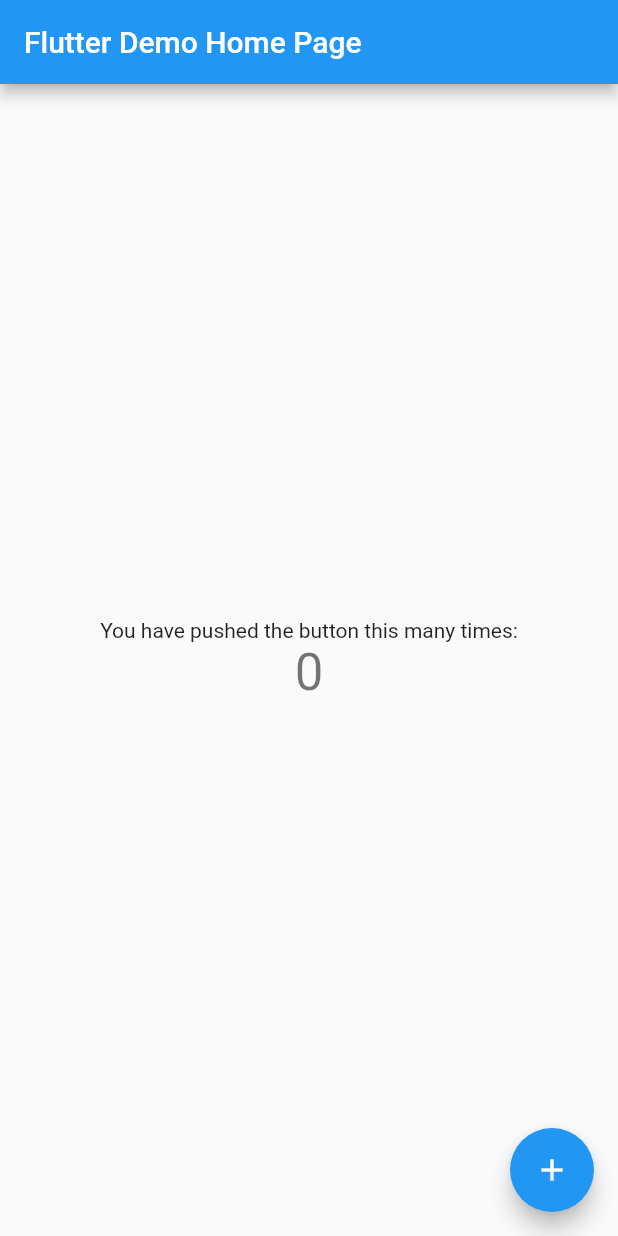
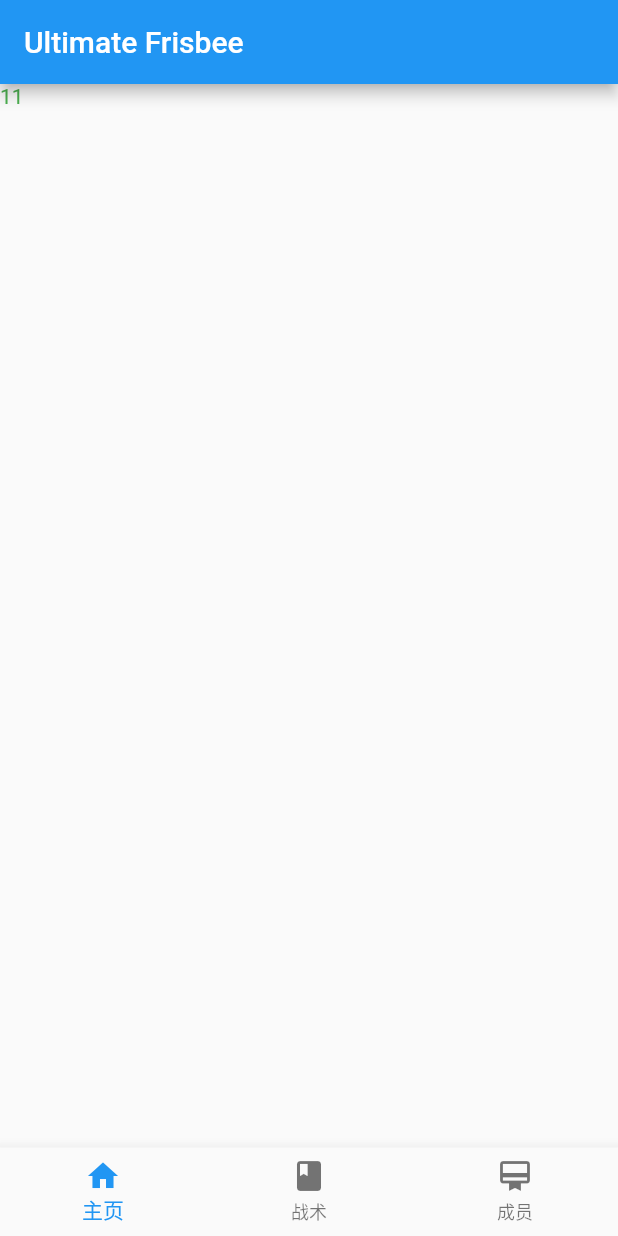
Before and after one commit to montehuang/ultimate_frisbee, a Flutter app: the screen it shows after launch, on a phone screen of 412 x 824 dp. Run offline on Flutter 3.47's test engine with Material 2 defaults, Android fonts, the phone set to English and light mode, and no system bars.

Commit message:
基础的页面

```diff
--- a/lib/main.dart
+++ b/lib/main.dart
@@ -1,115 +1,67 @@
 import 'package:flutter/material.dart';
+import 'pages/home_page.dart';
+import 'pages/player.dart';
+import 'pages/playbook.dart';
 
-void main() {
-  runApp(const MyApp());
-}
+void main() => runApp( const MyApp());
 
 class MyApp extends StatelessWidget {
   const MyApp({Key? key}) : super(key: key);
 
-  // This widget is the root of your application.
   @override
   Widget build(BuildContext context) {
-    return MaterialApp(
-      title: 'Flutter Demo',
-      theme: ThemeData(
-        // This is the theme of your application.
-        //
-        // Try running your application with "flutter run". You'll see the
-        // application has a blue toolbar. Then, without quitting the app, try
-        // changing the primarySwatch below to Colors.green and then invoke
-        // "hot reload" (press "r" in the console where you ran "flutter run",
-        // or simply save your changes to "hot reload" in a Flutter IDE).
-        // Notice that the counter didn't reset back to zero; the application
-        // is not restarted.
-        primarySwatch: Colors.blue,
-      ),
-      home: const MyHomePage(title: 'Flutter Demo Home Page'),
+    return const MaterialApp(
+      title: 'Welcome to Flutter',
+      home:  HomePage(title: "xxxx")
     );
   }
 }
 
-class MyHomePage extends StatefulWidget {
-  const MyHomePage({Key? key, required this.title}) : super(key: key);
-
-  // This widget is the home page of your application. It is stateful, meaning
-  // that it has a State object (defined below) that contains fields that affect
-  // how it looks.
-
-  // This class is the configuration for the state. It holds the values (in this
-  // case the title) provided by the parent (in this case the App widget) and
-  // used by the build method of the State. Fields in a Widget subclass are
-  // always marked "final".
-
+class HomePage extends StatefulWidget {
+  const HomePage({Key? key, required this.title}) : super(key: key);
   final String title;
-
   @override
-  State<MyHomePage> createState() => _MyHomePageState();
+  State<HomePage> createState() => HomePageState();
 }
 
-class _MyHomePageState extends State<MyHomePage> {
-  int _counter = 0;
+class HomePageState extends State<HomePage> with SingleTickerProviderStateMixin {
 
-  void _incrementCounter() {
+  late TabController _tabController;
+  List tabs = [
+    const SubHomePage(content: "11", icon: Icons.home, header: "主页"),
+    const BookPage(content: "22", icon: Icons.book, header: "战术"),
+    const PlayerPage(content: "33", icon: Icons.card_membership, header: "成员"),
+  ];
+  int _selectedIndex = 0;
+  @override
+  void initState() {
+    super.initState();
+    _tabController = TabController(length: tabs.length, vsync: this);
+  }
+
+  void _onTap(int index) {
     setState(() {
-      // This call to setState tells the Flutter framework that something has
-      // changed in this State, which causes it to rerun the build method below
-      // so that the display can reflect the updated values. If we changed
-      // _counter without calling setState(), then the build method would not be
-      // called again, and so nothing would appear to happen.
-      _counter++;
+      _selectedIndex = index;
     });
+  }
+  @override
+  Widget build(BuildContext context) {
+    return Scaffold(
+      appBar: AppBar(title: const Text('Ultimate Frisbee',)),
+      body: Text(tabs[_selectedIndex].content, style: const TextStyle(color: Colors.green),),
+      bottomNavigationBar: BottomNavigationBar(
+        items: tabs.map((e) => BottomNavigationBarItem(icon: Icon(e.icon), label: e.header)).toList(),
+        onTap: _onTap,
+        currentIndex: _selectedIndex,
+      ),
+
+    );
   }
 
   @override
-  Widget build(BuildContext context) {
-    // This method is rerun every time setState is called, for instance as done
-    // by the _incrementCounter method above.
-    //
-    // The Flutter framework has been optimized to make rerunning build methods
-    // fast, so that you can just rebuild anything that needs updating rather
-    // than having to individually change instances of widgets.
-    return Scaffold(
-      appBar: AppBar(
-        // Here we take the value from the MyHomePage object that was created by
-        // the App.build method, and use it to set our appbar title.
-        title: Text(widget.title),
-      ),
-      body: Center(
-        // Center is a layout widget. It takes a single child and positions it
-        // in the middle of the parent.
-        child: Column(
-          // Column is also a layout widget. It takes a list of children and
-          // arranges them vertically. By default, it sizes itself to fit its
-          // children horizontally, and tries to be as tall as its parent.
-          //
-          // Invoke "debug painting" (press "p" in the console, choose the
-          // "Toggle Debug Paint" action from the Flutter Inspector in Android
-          // Studio, or the "Toggle Debug Paint" command in Visual Studio Code)
-          // to see the wireframe for each widget.
-          //
-          // Column has various properties to control how it sizes itself and
-          // how it positions its children. Here we use mainAxisAlignment to
-          // center the children vertically; the main axis here is the vertical
-          // axis because Columns are vertical (the cross axis would be
-          // horizontal).
-          mainAxisAlignment: MainAxisAlignment.center,
-          children: <Widget>[
-            const Text(
-              'You have pushed the button this many times:',
-            ),
-            Text(
-              '$_counter',
-              style: Theme.of(context).textTheme.headline4,
-            ),
-          ],
-        ),
-      ),
-      floatingActionButton: FloatingActionButton(
-        onPressed: _incrementCounter,
-        tooltip: 'Increment',
-        child: const Icon(Icons.add),
-      ), // This trailing comma makes auto-formatting nicer for build methods.
-    );
+  void dispose() {
+    // 释放资源
+    _tabController.dispose();
+    super.dispose();
   }
 }
```
Also changed, not shown: lib/pages/common.dart (added, +18 -0 lines), lib/pages/home_page.dart (added, +16 -0 lines), lib/pages/playbook.dart (added, +16 -0 lines), lib/pages/player.dart (added, +17 -0 lines).
